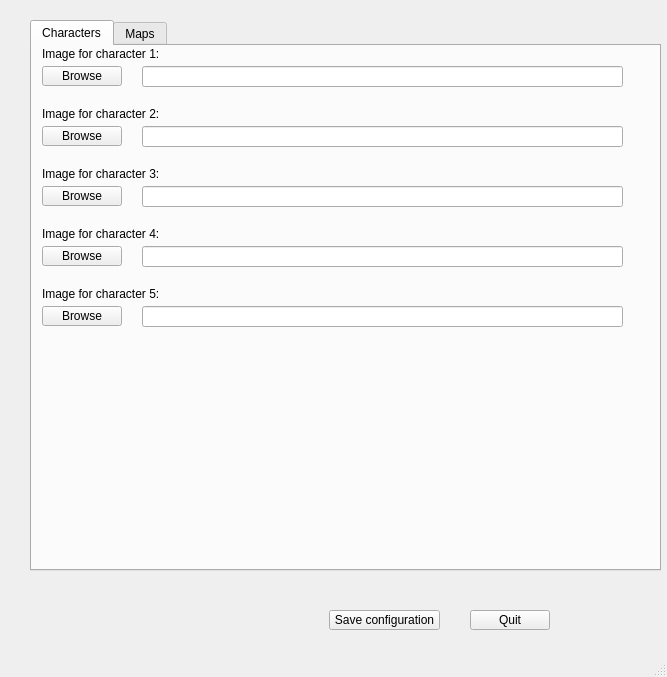
First picture: the form in rc/configurator.ui, repository Debrugger/platformer-fps, before the edit.
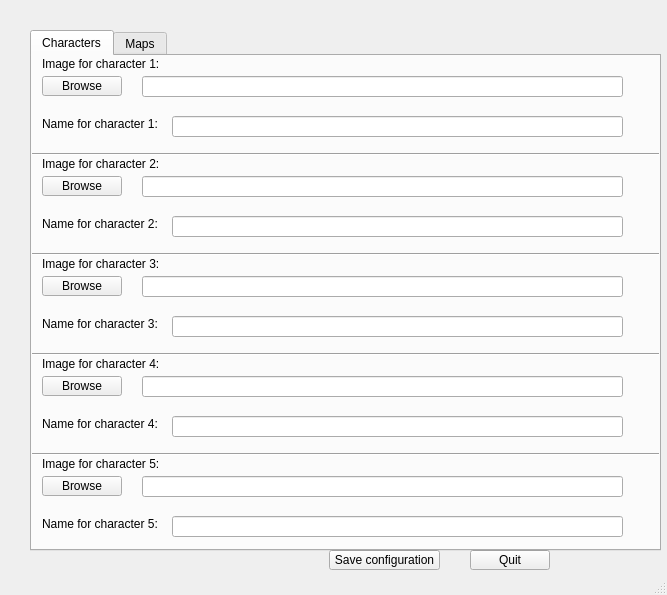
Second picture: the form after the edit.

What changed in the file:
```diff
--- a/rc/configurator.ui
+++ b/rc/configurator.ui
@@ -7,7 +7,7 @@
     <x>0</x>
     <y>0</y>
     <width>667</width>
-    <height>677</height>
+    <height>595</height>
    </rect>
   </property>
   <property name="windowTitle">
@@ -18,7 +18,7 @@
     <property name="geometry">
      <rect>
       <x>329</x>
-      <y>610</y>
+      <y>550</y>
       <width>111</width>
       <height>20</height>
      </rect>
@@ -31,7 +31,7 @@
     <property name="geometry">
      <rect>
       <x>470</x>
-      <y>610</y>
+      <y>550</y>
       <width>80</width>
       <height>20</height>
      </rect>
@@ -44,9 +44,9 @@
     <property name="geometry">
      <rect>
       <x>30</x>
-      <y>20</y>
+      <y>30</y>
       <width>631</width>
-      <height>551</height>
+      <height>521</height>
      </rect>
     </property>
     <property name="currentIndex">
@@ -60,7 +60,7 @@
       <property name="geometry">
        <rect>
         <x>10</x>
-        <y>260</y>
+        <y>420</y>
         <width>80</width>
         <height>20</height>
        </rect>
@@ -73,7 +73,7 @@
       <property name="geometry">
        <rect>
         <x>110</x>
-        <y>140</y>
+        <y>220</y>
         <width>481</width>
         <height>21</height>
        </rect>
@@ -83,7 +83,7 @@
       <property name="geometry">
        <rect>
         <x>10</x>
-        <y>60</y>
+        <y>100</y>
         <width>131</width>
         <height>16</height>
        </rect>
@@ -96,7 +96,7 @@
       <property name="geometry">
        <rect>
         <x>10</x>
-        <y>80</y>
+        <y>120</y>
         <width>80</width>
         <height>20</height>
        </rect>
@@ -119,7 +119,7 @@
       <property name="geometry">
        <rect>
         <x>110</x>
-        <y>80</y>
+        <y>120</y>
         <width>481</width>
         <height>21</height>
        </rect>
@@ -129,7 +129,7 @@
       <property name="geometry">
        <rect>
         <x>10</x>
-        <y>120</y>
+        <y>200</y>
         <width>131</width>
         <height>16</height>
        </rect>
@@ -155,7 +155,7 @@
       <property name="geometry">
        <rect>
         <x>10</x>
-        <y>140</y>
+        <y>220</y>
         <width>80</width>
         <height>20</height>
        </rect>
@@ -168,7 +168,7 @@
       <property name="geometry">
        <rect>
         <x>10</x>
-        <y>200</y>
+        <y>320</y>
         <width>80</width>
         <height>20</height>
        </rect>
@@ -181,7 +181,7 @@
       <property name="geometry">
        <rect>
         <x>110</x>
-        <y>260</y>
+        <y>420</y>
         <width>481</width>
         <height>21</height>
        </rect>
@@ -191,7 +191,7 @@
       <property name="geometry">
        <rect>
         <x>10</x>
-        <y>240</y>
+        <y>400</y>
         <width>131</width>
         <height>16</height>
        </rect>
@@ -204,7 +204,7 @@
       <property name="geometry">
        <rect>
         <x>110</x>
-        <y>200</y>
+        <y>320</y>
         <width>481</width>
         <height>21</height>
        </rect>
@@ -214,7 +214,7 @@
       <property name="geometry">
        <rect>
         <x>10</x>
-        <y>180</y>
+        <y>300</y>
         <width>131</width>
         <height>16</height>
        </rect>
@@ -236,6 +236,173 @@
        <string>Browse</string>
       </property>
      </widget>
+     <widget class="QLineEdit" name="c5_name_lineEdit">
+      <property name="geometry">
+       <rect>
+        <x>140</x>
+        <y>460</y>
+        <width>451</width>
+        <height>21</height>
+       </rect>
+      </property>
+     </widget>
+     <widget class="QLabel" name="c5_name_Label">
+      <property name="geometry">
+       <rect>
+        <x>10</x>
+        <y>460</y>
+        <width>131</width>
+        <height>16</height>
+       </rect>
+      </property>
+      <property name="text">
+       <string>Name for character 5:</string>
+      </property>
+     </widget>
+     <widget class="QLabel" name="c4_name_Label">
+      <property name="geometry">
+       <rect>
+        <x>10</x>
+        <y>360</y>
+        <width>131</width>
+        <height>16</height>
+       </rect>
+      </property>
+      <property name="text">
+       <string>Name for character 4:</string>
+      </property>
+     </widget>
+     <widget class="QLineEdit" name="c4_name_lineEdit">
+      <property name="geometry">
+       <rect>
+        <x>140</x>
+        <y>360</y>
+        <width>451</width>
+        <height>21</height>
+       </rect>
+      </property>
+     </widget>
+     <widget class="QLineEdit" name="c3_name_lineEdit">
+      <property name="geometry">
+       <rect>
+        <x>140</x>
+        <y>260</y>
+        <width>451</width>
+        <height>21</height>
+       </rect>
+      </property>
+     </widget>
+     <widget class="QLabel" name="c3_name_Label">
+      <property name="geometry">
+       <rect>
+        <x>10</x>
+        <y>260</y>
+        <width>131</width>
+        <height>16</height>
+       </rect>
+      </property>
+      <property name="text">
+       <string>Name for character 3:</string>
+      </property>
+     </widget>
+     <widget class="QLabel" name="c2_name_Label">
+      <property name="geometry">
+       <rect>
+        <x>10</x>
+        <y>160</y>
+        <width>131</width>
+        <height>16</height>
+       </rect>
+      </property>
+      <property name="text">
+       <string>Name for character 2:</string>
+      </property>
+     </widget>
+     <widget class="QLineEdit" name="c2_name_lineEdit">
+      <property name="geometry">
+       <rect>
+        <x>140</x>
+        <y>160</y>
+        <width>451</width>
+        <height>21</height>
+       </rect>
+      </property>
+     </widget>
+     <widget class="QLineEdit" name="c1_name_lineEdit">
+      <property name="geometry">
+       <rect>
+        <x>140</x>
+        <y>60</y>
+        <width>451</width>
+        <height>21</height>
+       </rect>
+      </property>
+     </widget>
+     <widget class="QLabel" name="c1_name_Label">
+      <property name="geometry">
+       <rect>
+        <x>10</x>
+        <y>60</y>
+        <width>131</width>
+        <height>16</height>
+       </rect>
+      </property>
+      <property name="text">
+       <string>Name for character 1:</string>
+      </property>
+     </widget>
+     <widget class="Line" name="line">
+      <property name="geometry">
+       <rect>
+        <x>0</x>
+        <y>390</y>
+        <width>631</width>
+        <height>16</height>
+       </rect>
+      </property>
+      <property name="orientation">
+       <enum>Qt::Horizontal</enum>
+      </property>
+     </widget>
+     <widget class="Line" name="line_2">
+      <property name="geometry">
+       <rect>
+        <x>0</x>
+        <y>290</y>
+        <width>631</width>
+        <height>16</height>
+       </rect>
+      </property>
+      <property name="orientation">
+       <enum>Qt::Horizontal</enum>
+      </property>
+     </widget>
+     <widget class="Line" name="line_3">
+      <property name="geometry">
+       <rect>
+        <x>0</x>
+        <y>190</y>
+        <width>631</width>
+        <height>16</height>
+       </rect>
+      </property>
+      <property name="orientation">
+       <enum>Qt::Horizontal</enum>
+      </property>
+     </widget>
+     <widget class="Line" name="line_4">
+      <property name="geometry">
+       <rect>
+        <x>0</x>
+        <y>90</y>
+        <width>631</width>
+        <height>16</height>
+       </rect>
+      </property>
+      <property name="orientation">
+       <enum>Qt::Horizontal</enum>
+      </property>
+     </widget>
     </widget>
     <widget class="QWidget" name="map_tab">
      <attribute name="title">
@@ -427,7 +594,7 @@
     <property name="geometry">
      <rect>
       <x>70</x>
-      <y>610</y>
+      <y>550</y>
       <width>181</width>
       <height>20</height>
      </rect>
```
Left out of the diff: 209 changed lines with no effect on the pictures.
